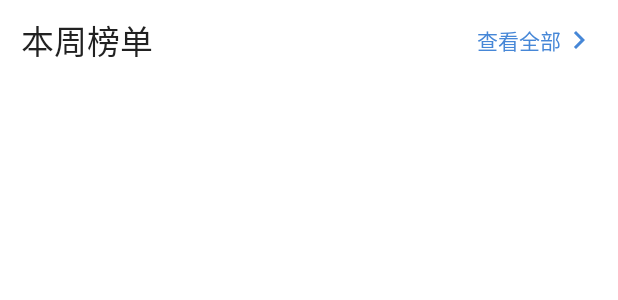
After one commit to xiayutianxiang/Eyepetizer, an Android app: the layout item_special_text_header8.xml on its own in the app's theme, with its tools: preview values and no code run, on a phone screen of 412 x 824 dp. The commit adds this screen. Shown: the top 300 px of the screen. Run offline under Robolectric (Android 15) with nearby library versions, the phone set to English and light mode, and no system bars; network calls fail; Roboto replaces fonts that are not available here.

Commit message:
commit:修改首页发现界面

```diff
--- a/app/src/main/java/com/shanshan/eyepetizer/viewmodel/DiscoveryViewModel.kt
+++ b/app/src/main/java/com/shanshan/eyepetizer/viewmodel/DiscoveryViewModel.kt
@@ -28,6 +28,7 @@ class DiscoveryViewModel : ViewModel() {
                 LogUtils.d(this.toString(), "response code -->${code}")
                 if (code == HttpURLConnection.HTTP_OK) {
                     discoveryData.postValue(response.body())
+                    LogUtils.d("discoveryData",response.body().toString())
                 }
             }
 
--- a/app/src/main/res/layout/item_special_text_header7.xml
+++ b/app/src/main/res/layout/item_special_text_header7.xml
@@ -22,12 +22,13 @@
         android:id="@+id/tv_right_text"
         android:layout_width="wrap_content"
         android:layout_height="@dimen/dimen_53dp"
+        android:layout_alignParentEnd="true"
         android:layout_marginEnd="@dimen/dimen_14dp"
-        android:layout_alignParentEnd="true"
         android:drawableEnd="@drawable/ic_into_blue_24dp"
         android:gravity="center"
         android:textColor="@color/blue"
         android:textSize="16sp"
+        android:textStyle="bold"
         app:typeface="fzdb1Typeface"
         tools:ignore="RelativeOverlap"
         tools:text="查看全部" />
--- /dev/null
+++ b/app/src/main/res/layout/item_special_text_header8.xml
@@ -0,0 +1,40 @@
+<?xml version="1.0" encoding="utf-8"?>
+<layout xmlns:android="http://schemas.android.com/apk/res/android"
+    xmlns:app="http://schemas.android.com/apk/res-auto"
+    xmlns:tools="http://schemas.android.com/tools">
+
+    <data>
+
+    </data>
+
+    <RelativeLayout
+        android:layout_width="match_parent"
+        android:layout_height="53dp"
+        android:paddingHorizontal="@dimen/listSpaceSize"
+        tools:visibility="visible">
+
+        <com.shanshan.eyepetizer.ui.view.TypefaceTextView
+            android:id="@+id/tvTitle8"
+            android:layout_width="wrap_content"
+            android:layout_height="53dp"
+            android:gravity="center"
+            android:textSize="22sp"
+            app:typeface="fzdb1Typeface"
+            tools:text="本周榜单" />
+
+        <com.shanshan.eyepetizer.ui.view.TypefaceTextView
+            android:id="@+id/tvRightText8"
+            android:layout_width="wrap_content"
+            android:layout_height="53dp"
+            android:layout_alignParentEnd="true"
+            android:layout_toEndOf="@id/tvTitle8"
+            android:drawableEnd="@drawable/ic_into_blue_24dp"
+            android:gravity="center_vertical|end"
+            android:textColor="@color/blue"
+            android:textSize="14sp"
+            android:textStyle="bold"
+            app:typeface="fzdb1Typeface"
+            tools:text="查看全部" />
+
+    </RelativeLayout>
+</layout>
--- a/app/src/main/res/layout/item_special_type_brief_card.xml
+++ b/app/src/main/res/layout/item_special_type_brief_card.xml
@@ -30,6 +30,7 @@
                 android:layout_gravity="center"
                 android:textColor="@color/white"
                 android:textSize="14sp"
+                android:textStyle="bold"
                 app:typeface="fzdb1Typeface"
                 tools:text="#广告" />
         </androidx.cardview.widget.CardView>
```
Also changed, not shown: app/src/main/java/com/shanshan/eyepetizer/adapter/DiscoveryPageAdapter.kt (+12 -0 lines), app/src/main/java/com/shanshan/eyepetizer/adapter/HomeBannerAdapter.kt (deleted, +0 -37 lines), app/src/main/java/com/shanshan/eyepetizer/adapter/holder/ViewHolder.kt (+13 -0 lines), app/src/main/java/com/shanshan/eyepetizer/base/BaseFragment.kt (+8 -2 lines), app/src/main/java/com/shanshan/eyepetizer/data/DiscoveryData.kt (+10 -0 lines).
